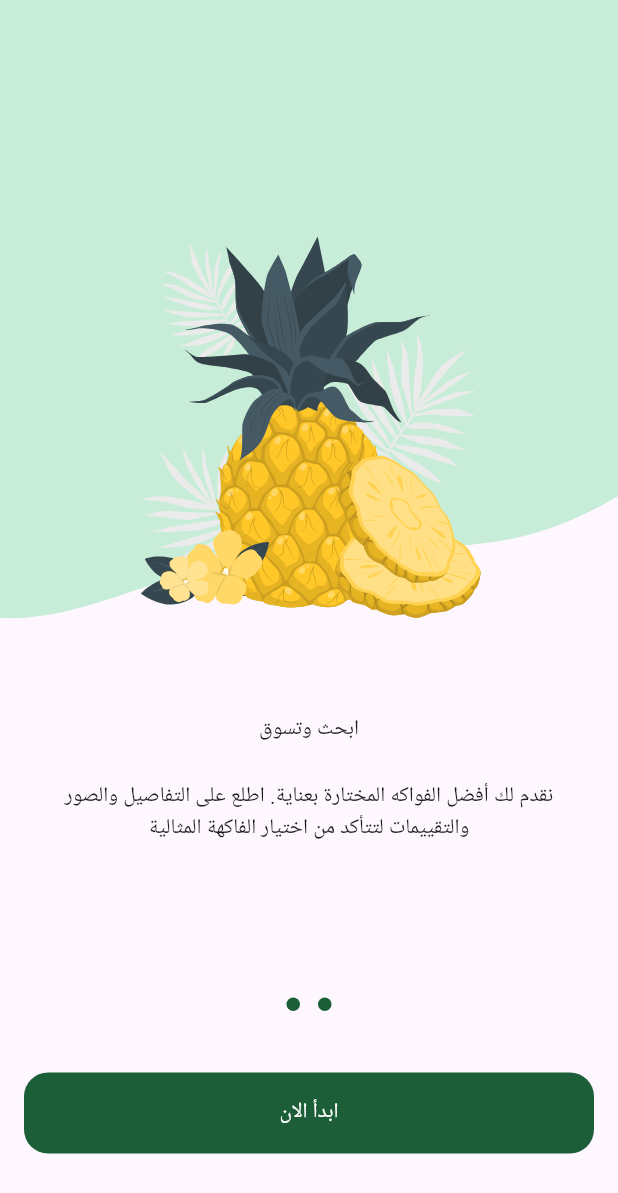
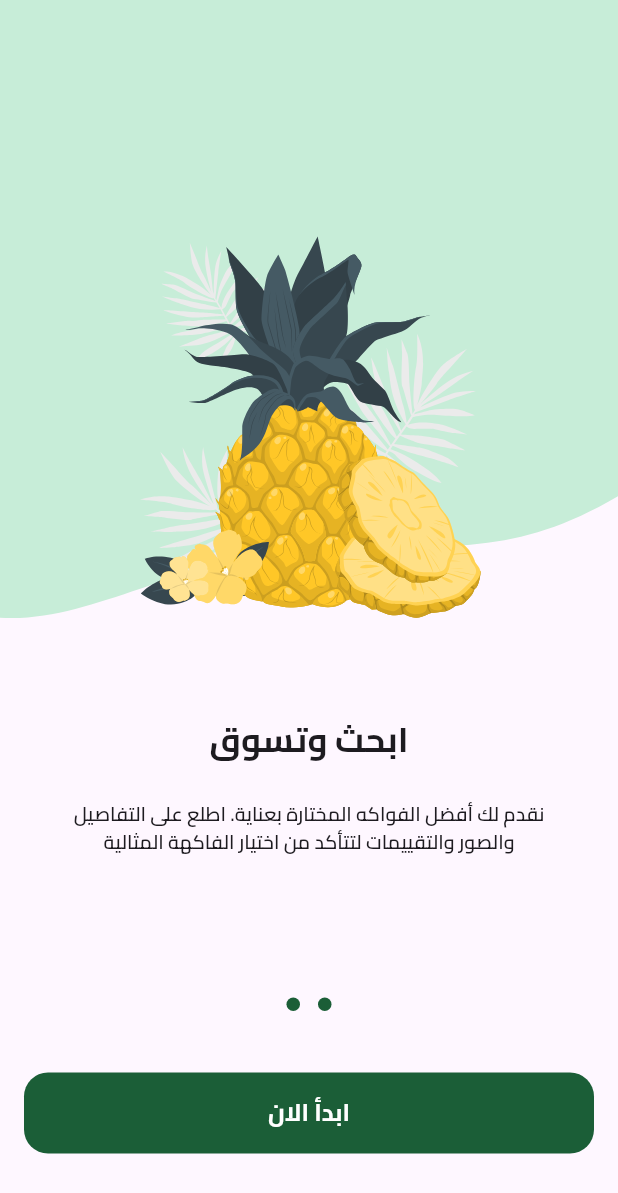
Before and after one commit to abdoAyman24/fruit, a Flutter app: the screen it shows after launch, swiped to page 2, on a phone screen of 412 x 824 dp. Shown: the top 1193 px of the screen. Run offline on Flutter 3.47's test engine with Material 3 defaults, Android fonts, the phone set to English and light mode, and no system bars; drawn by our look-alikes of dots_indicator; our stand-ins replace flutter_svg.

```diff
--- a/lib/Core/Widget/custom_button.dart
+++ b/lib/Core/Widget/custom_button.dart
@@ -1,5 +1,6 @@
 import 'package:flutter/material.dart';
 import 'package:fruit_hup/Core/utils/app_color.dart';
+import 'package:fruit_hup/Core/utils/app_text_styles.dart';
 
 class CusttomButtom extends StatelessWidget {
   const CusttomButtom({super.key, required this.onPressed, required this.text});
@@ -19,7 +20,7 @@ class CusttomButtom extends StatelessWidget {
             borderRadius: BorderRadius.circular(16),
           ),
         ),
-         child: Text(text, style:const TextStyle(color: Colors.white)),
+         child: Text(text, style:AppText.bold16.copyWith(color: Colors.white),),
       ),
 
     );
--- a/lib/Core/utils/app_color.dart
+++ b/lib/Core/utils/app_color.dart
@@ -1,7 +1,6 @@
 import 'package:flutter/material.dart';
 
-abstract class appColor{
-
+abstract class appColor {
   static const Color primary = Color(0xFF1b5e37);
-
+  static const Color secondaryColor = Color(0xFFF4A91F);
 }
--- /dev/null
+++ b/lib/Core/utils/app_text_styles.dart
@@ -0,0 +1,72 @@
+import 'package:flutter/material.dart';
+
+abstract class AppText {
+  static const TextStyle bold13 = TextStyle(
+    fontWeight: FontWeight.bold,
+    fontSize: 13,
+  );
+  static const TextStyle bold23 = TextStyle(
+    fontWeight: FontWeight.bold,
+    fontSize: 23,
+  );
+
+  static const TextStyle semiBold13 = TextStyle(
+    fontWeight: FontWeight.w600,
+    fontSize: 13,
+  );
+
+  static const TextStyle regular13 = TextStyle(
+    fontWeight: FontWeight.normal,
+    fontSize: 13,
+  );
+
+  static const TextStyle bold16 = TextStyle(
+    fontWeight: FontWeight.bold,
+    fontSize: 16,
+  );
+
+  static const TextStyle bold19 = TextStyle(
+    fontWeight: FontWeight.bold,
+    fontSize: 19,
+  );
+
+  static const TextStyle semiBold16 = TextStyle(
+    fontWeight: FontWeight.w600,
+    fontSize: 16,
+  );
+
+  static const TextStyle bold28 = TextStyle(
+    fontWeight: FontWeight.bold,
+    fontSize: 28,
+  );
+
+  static const TextStyle regular22 = TextStyle(
+    fontWeight: FontWeight.normal,
+    fontSize: 22,
+  );
+
+  static const TextStyle semiBold11 = TextStyle(
+    fontWeight: FontWeight.w600,
+    fontSize: 11,
+  );
+
+  static const TextStyle medium15 = TextStyle(
+    fontWeight: FontWeight.w500,
+    fontSize: 15,
+  );
+
+  static const TextStyle regular26 = TextStyle(
+    fontWeight: FontWeight.normal,
+    fontSize: 26,
+  );
+
+  static const TextStyle regular16 = TextStyle(
+    fontWeight: FontWeight.normal,
+    fontSize: 16,
+  );
+
+  static const TextStyle regular11 = TextStyle(
+    fontWeight: FontWeight.normal,
+    fontSize: 11,
+  );
+}
--- a/lib/Feature/onBording/Presentation/View/Widget/on_bording_page_view.dart
+++ b/lib/Feature/onBording/Presentation/View/Widget/on_bording_page_view.dart
@@ -1,5 +1,7 @@
 import 'package:flutter/material.dart';
+import 'package:fruit_hup/Core/utils/app_color.dart';
 import 'package:fruit_hup/Core/utils/app_icon.dart';
+import 'package:fruit_hup/Core/utils/app_text_styles.dart';
 import 'package:fruit_hup/Feature/onBording/Presentation/View/Widget/page_view_item.dart';
 
 class OnBordingPageView extends StatelessWidget {
@@ -13,26 +15,30 @@ class OnBordingPageView extends StatelessWidget {
         controller: pageController,
         children: [
           PageViewItem(
-            isVisible:
-                (pageController.hasClients
-                    ? pageController.page!.round()
-                    : 0) ==
-                0,
+            isVisible: true,
             image: Assets.imagePageViewItem1Image,
             bachground: Assets.imagePageViewItem1Background,
             subTitle:
                 'اكتشف تجربة تسوق فريدة مع FruitHUB. استكشف مجموعتنا الواسعة من الفواكه الطازجة الممتازة واحصل على أفضل العروض والجودة العالية.',
             title: Row(
               mainAxisAlignment: MainAxisAlignment.center,
-              children: [Text("مرحبًا بك في "), Text("HUB"), Text("Fruit")],
+              children: [
+                Text("مرحبًا بك في ", style: AppText.bold23),
+                Text(
+                  "HUB",
+                  style: AppText.bold23.copyWith(color: appColor.primary),
+                ),
+                Text(
+                  "Fruit",
+                  style: AppText.bold23.copyWith(
+                    color: appColor.secondaryColor,
+                  ),
+                ),
+              ],
             ),
           ),
           PageViewItem(
-            isVisible:
-                (pageController.hasClients
-                    ? pageController.page!.round()
-                    : 0) ==
-                0,
+            isVisible: false,
 
             image: Assets.imagePageViewItem2Image,
             bachground: Assets.imagePageViewItem2Background,
@@ -40,7 +46,7 @@ class OnBordingPageView extends StatelessWidget {
                 'نقدم لك أفضل الفواكه المختارة بعناية. اطلع على التفاصيل والصور والتقييمات لتتأكد من اختيار الفاكهة المثالية',
             title: Row(
               mainAxisAlignment: MainAxisAlignment.center,
-              children: [Text("ابحث وتسوق")],
+              children: [Text("ابحث وتسوق", style: AppText.bold23)],
             ),
           ),
         ],
--- a/lib/Feature/onBording/Presentation/View/Widget/on_bording_view_body.dart
+++ b/lib/Feature/onBording/Presentation/View/Widget/on_bording_view_body.dart
@@ -54,7 +54,7 @@ class _OnBordingViewBodyState extends State<OnBordingViewBody> {
 
          currentIndex==1 ? Padding(
            padding: const EdgeInsets.symmetric(horizontal: 16.0),
-           child: CusttomButtom(onPressed: () {}, text: 'ابدأ الان'),
+           child: CusttomButtom(onPressed: () {}, text: 'ابدأ الان'  ),
          ) : const SizedBox(height: 54,),
           SizedBox(height: 55),
         ],
--- a/lib/Feature/onBording/Presentation/View/Widget/page_view_item.dart
+++ b/lib/Feature/onBording/Presentation/View/Widget/page_view_item.dart
@@ -1,5 +1,6 @@
 import 'package:flutter/material.dart';
 import 'package:flutter_svg/flutter_svg.dart';
+import 'package:fruit_hup/Core/utils/app_text_styles.dart';
 
 class PageViewItem extends StatelessWidget {
   const PageViewItem({
@@ -42,7 +43,7 @@ class PageViewItem extends StatelessWidget {
               visible: isVisible,
               child: Padding(
                 padding: const EdgeInsets.all(15.0),
-                child: Text('تخطى'),
+                child: Text('تخطى',style: AppText.regular13,),
               ),
             ),
             ],
@@ -53,7 +54,7 @@ class PageViewItem extends StatelessWidget {
      SizedBox(height: 24,),
      Padding(
        padding: const EdgeInsets.only(right: 37 , left: 37),
-       child: Text(subTitle,textAlign:TextAlign.center,),
+       child: Text(subTitle,textAlign:TextAlign.center,style: AppText.semiBold13,),
      )
       ],
     );
--- a/lib/main.dart
+++ b/lib/main.dart
@@ -14,6 +14,9 @@ class FruitHup extends StatelessWidget {
   @override
   Widget build(BuildContext context) {
     return MaterialApp(
+      theme: ThemeData(
+        fontFamily: 'cairo',
+      ),
       localizationsDelegates: [
         S.delegate,
         GlobalMaterialLocalizations.delegate,
```
Also changed, not shown: pubspec.yaml (+12 -11 lines), assets/fonts/Cairo-Bold.ttf (added), assets/fonts/Cairo-Medium.ttf (added), assets/fonts/Cairo-Regular.ttf (added), assets/fonts/Cairo-SemiBold.ttf (added).
